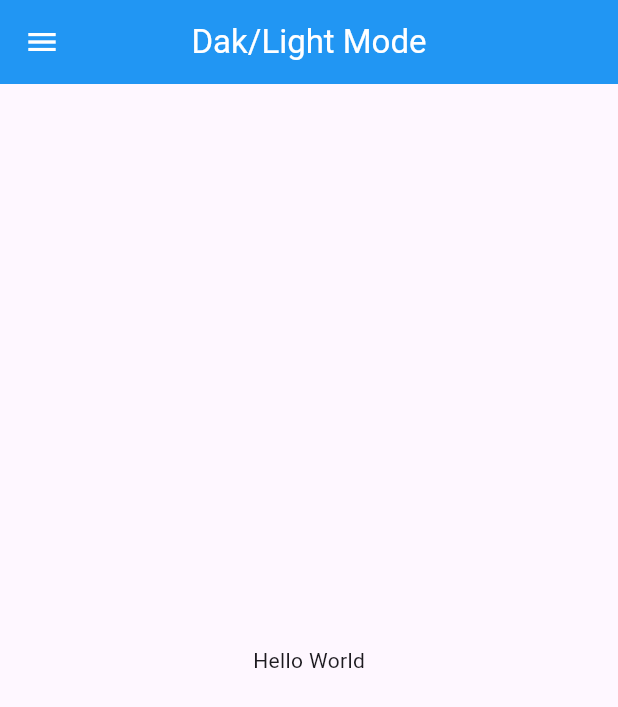
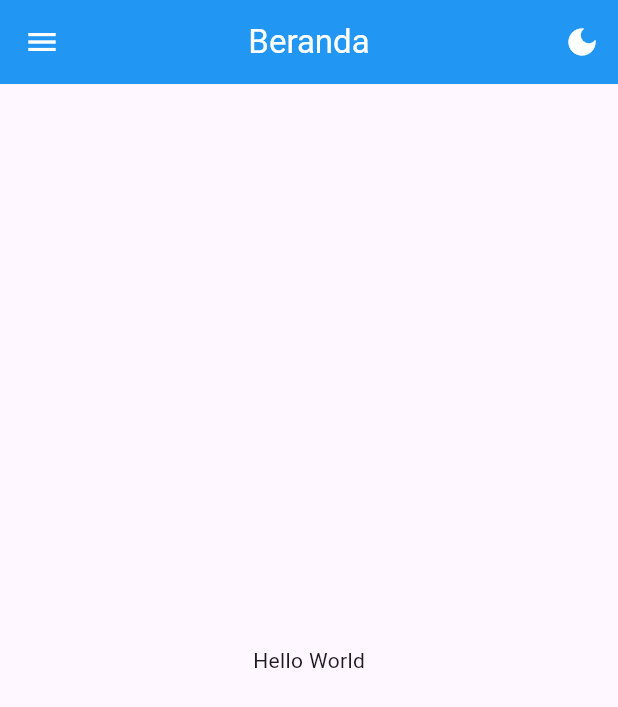
Before and after one commit to CharloLemba/dark_light_mode, a Flutter app: the screen it shows after launch, on a phone screen of 412 x 824 dp. Shown: the top 707 px of the screen. Run offline on Flutter 3.47's test engine with Material 3 defaults, Android fonts, the phone set to English and light mode, and no system bars; our stand-ins replace material_ui.

Commit message:
ubah struktur appbar dengan menggunakan myappbar.dart, belajar setstate sederhana

```diff
--- a/lib/pages/beranda.dart
+++ b/lib/pages/beranda.dart
@@ -1,5 +1,6 @@
 import 'package:material_ui/material_ui.dart';
-import 'package:dark_light_mode/widgets/drawer.dart';
+import 'package:dark_light_mode/widgets/mydrawer.dart';
+import 'package:dark_light_mode/widgets/myappbar.dart';
 
 class Beranda extends StatefulWidget {
   const Beranda({super.key});
@@ -12,13 +13,8 @@ class _BerandaState extends State<Beranda> {
   @override
   Widget build(BuildContext context) {
     return Scaffold(
-      appBar: AppBar(
-        backgroundColor: Colors.blue,
-        foregroundColor: Colors.white,
-        title: Text("Dak/Light Mode"),
-        centerTitle: true,
-      ),
-      drawer: AppDrawer(),
+      appBar: MyAppBar(title: "Beranda"),
+      drawer: MyDrawer(),
       body: SafeArea(child: Center(child: Text("Hello World"))),
     );
   }
--- /dev/null
+++ b/lib/widgets/myappbar.dart
@@ -0,0 +1,35 @@
+import 'package:material_ui/material_ui.dart';
+
+class MyAppBar extends StatefulWidget implements PreferredSizeWidget {
+  final String title;
+  MyAppBar({super.key, required this.title});
+
+  @override
+  Size get preferredSize => const Size.fromHeight(kToolbarHeight);
+
+  @override
+  State<MyAppBar> createState() => _MyAppBarState();
+}
+
+class _MyAppBarState extends State<MyAppBar> {
+  bool isDark = false;
+  @override
+  Widget build(BuildContext context) {
+    return AppBar(
+      backgroundColor: Colors.blue,
+      foregroundColor: Colors.white,
+      title: Text(widget.title),
+      centerTitle: true,
+      actions: [
+        IconButton(
+          onPressed: () {
+            setState(() {
+              isDark = !isDark;
+            });
+          },
+          icon: Icon(isDark ? Icons.light_mode : Icons.dark_mode),
+        ),
+      ],
+    );
+  }
+}
--- a/lib/widgets/drawer.dart
+++ b/lib/widgets/mydrawer.dart
@@ -3,8 +3,8 @@ import 'package:dark_light_mode/pages/beranda.dart' as beranda;
 import 'package:dark_light_mode/pages/halaman2.dart' as halaman2;
 import 'package:dark_light_mode/pages/halaman3.dart' as halaman3;
 
-class AppDrawer extends StatelessWidget {
-  const AppDrawer({super.key});
+class MyDrawer extends StatelessWidget {
+  const MyDrawer({super.key});
 
   @override
   Widget build(BuildContext context) {
```
Also changed, not shown: lib/pages/halaman2.dart (+4 -8 lines), lib/pages/halaman3.dart (+4 -8 lines).
